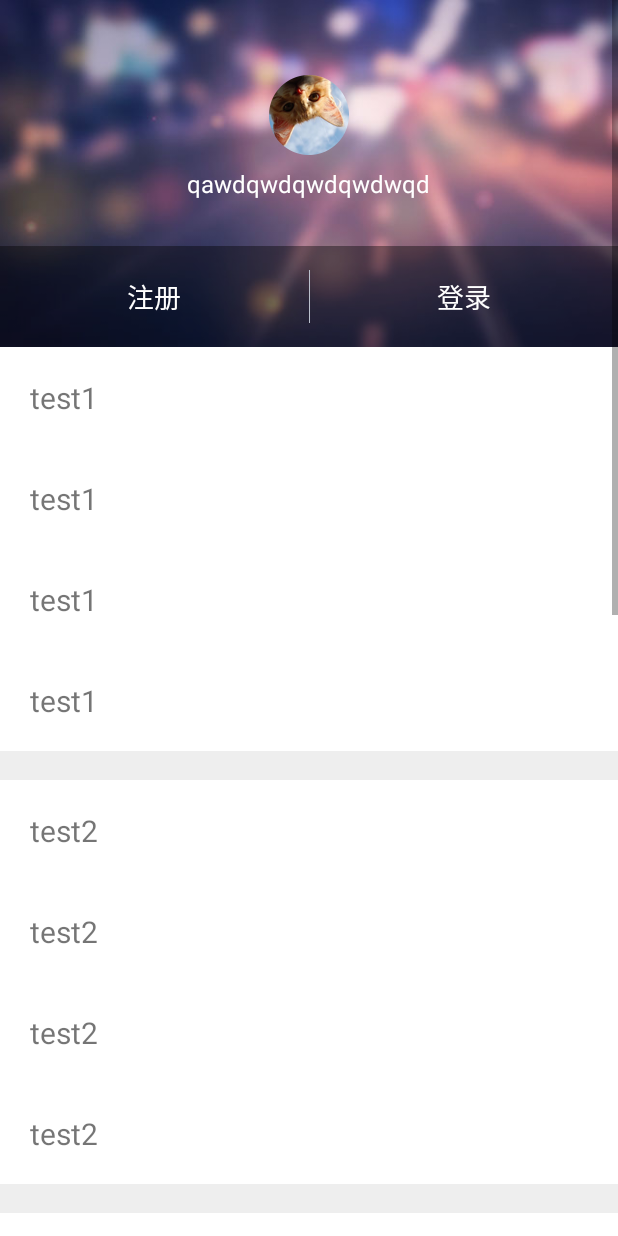
After one commit to zzhhz/VAE_ZZH, an Android app: the PullToZoomScrollViewActivity screen opened directly, with no data from a screen before it, on a phone screen of 412 x 824 dp. The commit adds this screen. Run offline under Robolectric (Android 15) with nearby library versions, the phone set to English and light mode, and no system bars.

Commit message:
zzh:PullToZoomScrollView实现，ListView不再做了，可以用RecyclerView实现ListView的效果

```diff
--- a/app/src/main/AndroidManifest.xml
+++ b/app/src/main/AndroidManifest.xml
@@ -40,7 +40,8 @@
         <activity android:name="com.zzh.player.MediaPlayerActivity" />
         <activity android:name="com.zzh.image.SelectImgActivity" />
         <activity android:name="com.zzh.qrc.QRCActivity" />
-        <activity android:name="com.zzh.zoom.RecyclerActivity"></activity>
+        <activity android:name="com.zzh.zoom.RecyclerActivity" />
+        <activity android:name="com.zzh.zoom.PullToZoomScrollViewActivity"></activity>
     </application>
 
 </manifest>
--- a/app/src/main/java/com/zzh/html5/activity/Html5Activity.java
+++ b/app/src/main/java/com/zzh/html5/activity/Html5Activity.java
@@ -87,7 +87,8 @@ public class Html5Activity extends BaseActivity {
          *
          * */
         webView.loadUrl("file:///android_asset/publish_good_info.html");
-
+        Log.e(TAG, "-----测试封装-----");
+        loge("-----测试封装2-----");
     }
 
     @Override
--- a/app/src/main/java/com/zzh/vae/MainActivity.java
+++ b/app/src/main/java/com/zzh/vae/MainActivity.java
@@ -14,7 +14,9 @@ import com.zzh.qrc.QRCActivity;
 import com.zzh.vae.activity.SlidingActivity;
 import com.zzh.vae.activity.SurfaceActivity;
 import com.zzh.vae.base.BaseActivity;
+import com.zzh.zoom.PullToZoomScrollViewActivity;
 import com.zzh.zoom.RecyclerActivity;
+import com.zzh.zoom.widget.PullToZoomScrollView;
 
 public class MainActivity extends BaseActivity {
 
@@ -50,6 +52,7 @@ public class MainActivity extends BaseActivity {
         findViewById(R.id.button4).setOnClickListener(this);
         findViewById(R.id.button5).setOnClickListener(this);
         findViewById(R.id.button6).setOnClickListener(this);
+        findViewById(R.id.button7).setOnClickListener(this);
     }
 
     @Override
@@ -103,6 +106,11 @@ public class MainActivity extends BaseActivity {
                 startActivity(intent6);
                 overridePendingTransition(android.R.anim.slide_in_left, android.R.anim.slide_out_right);
                 break;
+            case R.id.button7: //测试PullToZoomRecyclerView
+                Intent intent7 = new Intent(mContext, PullToZoomScrollViewActivity.class);
+                startActivity(intent7);
+                overridePendingTransition(android.R.anim.slide_in_left, android.R.anim.slide_out_right);
+                break;
 
         }
     }
--- a/app/src/main/java/com/zzh/vae/base/BaseActivity.java
+++ b/app/src/main/java/com/zzh/vae/base/BaseActivity.java
@@ -5,6 +5,8 @@ import android.os.Bundle;
 import android.os.Handler;
 import android.os.Message;
 import android.support.v7.app.AppCompatActivity;
+import android.text.TextUtils;
+import android.util.Log;
 import android.view.Gravity;
 import android.view.View;
 import android.widget.Toast;
@@ -20,6 +22,7 @@ import android.widget.Toast;
  * 给控件设置监听事件
  */
 public abstract class BaseActivity extends AppCompatActivity implements View.OnClickListener {
+    protected static String TAG;
     protected Context mContext;
     protected BaseHandler mHandler;
     protected Toast mToast;
@@ -27,6 +30,7 @@ public abstract class BaseActivity extends AppCompatActivity implements View.OnC
     @Override
     protected void onCreate(Bundle savedInstanceState) {
         super.onCreate(savedInstanceState);
+        TAG = this.getLocalClassName();
         mContext = this;
         mHandler = new BaseHandler();
     }
@@ -49,7 +53,7 @@ public abstract class BaseActivity extends AppCompatActivity implements View.OnC
     /**
      * 在子Activity中处理handler
      *
-     * @param msg
+     * @param msg 发送过来的msg
      */
     protected abstract void handlerMessage(Message msg);
 
@@ -63,7 +67,7 @@ public abstract class BaseActivity extends AppCompatActivity implements View.OnC
     /**
      * 显示的文字提示信息
      *
-     * @param str
+     * @param str 显示文字
      */
     protected void showMessage(String str) {
         if (mToast == null) {
@@ -74,4 +78,16 @@ public abstract class BaseActivity extends AppCompatActivity implements View.OnC
         }
         mToast.show();
     }
+
+    /***
+     * 记录日志
+     * @param msg 日志信息
+     */
+    protected void loge(String msg){
+        if (TextUtils.isEmpty(msg)) {
+            Log.e(TAG, "------null---");
+        } else {
+            Log.e(TAG, "------"+msg+"---");
+        }
+    }
 }
--- /dev/null
+++ b/app/src/main/java/com/zzh/zoom/PullToZoomScrollViewActivity.java
@@ -0,0 +1,81 @@
+package com.zzh.zoom;
+
+import android.os.Bundle;
+import android.os.Message;
+import android.util.DisplayMetrics;
+import android.util.Log;
+import android.view.LayoutInflater;
+import android.view.View;
+import android.widget.LinearLayout;
+
+import com.zzh.vae.R;
+import com.zzh.vae.base.BaseActivity;
+import com.zzh.zoom.widget.PullToZoomScrollView;
+
+public class PullToZoomScrollViewActivity extends BaseActivity {
+    PullToZoomScrollView scrollView;
+    @Override
+    protected void onCreate(Bundle savedInstanceState) {
+        super.onCreate(savedInstanceState);
+        setContentView(R.layout.activity_pull_to_zoom_scroll_view);
+        initView();
+
+    }
+
+    @Override
+    protected void initView() {
+        scrollView = (PullToZoomScrollView) findViewById(R.id.scroll_view);
+        View headView = LayoutInflater.from(this).inflate(R.layout.profile_head_view, null, false);
+        View zoomView = LayoutInflater.from(this).inflate(R.layout.profile_zoom_view, null, false);
+        View contentView = LayoutInflater.from(this).inflate(R.layout.profile_content_view, null, false);
+        scrollView.setHeaderView(headView);
+        scrollView.setZoomView(zoomView);
+        scrollView.setScrollContentView(contentView);
+        scrollView.getPullRootView().findViewById(R.id.tv_test1).setOnClickListener(new View.OnClickListener() {
+            @Override
+            public void onClick(View v) {
+                Log.e("zhuwenwu", "onClick -->");
+            }
+        });
+
+        scrollView.getPullRootView().findViewById(R.id.tv_test2).setOnClickListener(new View.OnClickListener() {
+            @Override
+            public void onClick(View v) {
+                Log.e("zhuwenwu", "onClick -->");
+            }
+        });
+
+        scrollView.getPullRootView().findViewById(R.id.tv_test3).setOnClickListener(new View.OnClickListener() {
+            @Override
+            public void onClick(View v) {
+                Log.e("zhuwenwu", "onClick -->");
+            }
+        });
+        DisplayMetrics localDisplayMetrics = new DisplayMetrics();
+        getWindowManager().getDefaultDisplay().getMetrics(localDisplayMetrics);
+        int mScreenHeight = localDisplayMetrics.heightPixels;
+        int mScreenWidth = localDisplayMetrics.widthPixels;
+        LinearLayout.LayoutParams localObject = new LinearLayout.LayoutParams(mScreenWidth, (int) (9.0F * (mScreenWidth / 16.0F)));
+        scrollView.setHeaderLayoutParams(localObject);
+    }
+
+    @Override
+    protected void initData() {
+
+    }
+
+    @Override
+    protected void initSetListener() {
+
+    }
+
+    @Override
+    protected void handlerMessage(Message msg) {
+
+    }
+
+    @Override
+    public void onClick(View v) {
+
+    }
+}
--- a/app/src/main/java/com/zzh/zoom/widget/PullToZoomScrollView.java
+++ b/app/src/main/java/com/zzh/zoom/widget/PullToZoomScrollView.java
@@ -131,7 +131,7 @@ public class PullToZoomScrollView extends PullToZoomBase<ScrollView> {
 
     @Override
     protected boolean isReadyForPullStart() {
-        return false;
+        return mRootView.getScrollY() == 0;
     }
 
     @Override
--- /dev/null
+++ b/app/src/main/res/layout/activity_pull_to_zoom_scroll_view.xml
@@ -0,0 +1,11 @@
+<?xml version="1.0" encoding="utf-8"?>
+<RelativeLayout xmlns:android="http://schemas.android.com/apk/res/android"
+    xmlns:tools="http://schemas.android.com/tools"
+    android:layout_width="match_parent"
+    android:layout_height="match_parent"
+    tools:context="com.zzh.zoom.PullToZoomScrollViewActivity">
+    <com.zzh.zoom.widget.PullToZoomScrollView
+        android:id="@+id/scroll_view"
+        android:layout_width="match_parent"
+        android:layout_height="match_parent" />
+</RelativeLayout>
--- a/app/src/main/res/layout/content_main.xml
+++ b/app/src/main/res/layout/content_main.xml
@@ -69,4 +69,13 @@
         android:layout_below="@+id/button5"
         android:layout_alignParentLeft="true"
         android:layout_alignParentStart="true" />
+
+    <Button
+        android:layout_width="wrap_content"
+        android:layout_height="wrap_content"
+        android:text="测试PullToZoomScrollView"
+        android:id="@+id/button7"
+        android:layout_below="@+id/button6"
+        android:layout_alignParentLeft="true"
+        android:layout_alignParentStart="true" />
 </RelativeLayout>
--- /dev/null
+++ b/app/src/main/res/layout/profile_content_view.xml
@@ -0,0 +1,190 @@
+<?xml version="1.0" encoding="utf-8"?>
+<LinearLayout xmlns:android="http://schemas.android.com/apk/res/android"
+    android:layout_width="match_parent"
+    android:layout_height="match_parent"
+    android:background="#ffffff"
+    android:orientation="vertical">
+
+    <TextView
+        android:id="@+id/tv_test1"
+        android:layout_width="match_parent"
+        android:layout_height="wrap_content"
+        android:gravity="center_vertical"
+        android:padding="20dp"
+        android:text="test1"
+        android:textSize="20sp" />
+
+    <TextView
+        android:id="@+id/tv_test2"
+        android:layout_width="match_parent"
+        android:layout_height="wrap_content"
+        android:gravity="center_vertical"
+        android:padding="20dp"
+        android:text="test1"
+        android:textSize="20sp" />
+
+    <TextView
+        android:id="@+id/tv_test3"
+        android:layout_width="match_parent"
+        android:layout_height="wrap_content"
+        android:gravity="center_vertical"
+        android:padding="20dp"
+        android:text="test1"
+        android:textSize="20sp" />
+
+    <TextView
+        android:layout_width="match_parent"
+        android:layout_height="wrap_content"
+        android:gravity="center_vertical"
+        android:padding="20dp"
+        android:text="test1"
+        android:textSize="20sp" />
+
+    <TextView
+        android:layout_width="match_parent"
+        android:layout_height="wrap_content"
+        android:background="#eeeeee" />
+
+    <TextView
+        android:layout_width="match_parent"
+        android:layout_height="wrap_content"
+        android:gravity="center_vertical"
+        android:padding="20dp"
+        android:text="test2"
+        android:textSize="20sp" />
+
+    <TextView
+        android:layout_width="match_parent"
+        android:layout_height="wrap_content"
+        android:gravity="center_vertical"
+        android:padding="20dp"
+        android:text="test2"
+        android:textSize="20sp" />
+
+    <TextView
+        android:layout_width="match_parent"
+        android:layout_height="wrap_content"
+        android:gravity="center_vertical"
+        android:padding="20dp"
+        android:text="test2"
+        android:textSize="20sp" />
+
+    <TextView
+        android:layout_width="match_parent"
+        android:layout_height="wrap_content"
+        android:gravity="center_vertical"
+        android:padding="20dp"
+        android:text="test2"
+        android:textSize="20sp" />
+
+    <TextView
+        android:layout_width="match_parent"
+        android:layout_height="wrap_content"
+        android:background="#eeeeee" />
+
+    <TextView
+        android:layout_width="match_parent"
+        android:layout_height="wrap_content"
+        android:gravity="center_vertical"
+        android:padding="20dp"
+        android:text="test3"
+        android:textSize="20sp" />
+
+    <TextView
+        android:layout_width="match_parent"
+        android:layout_height="wrap_content"
+        android:gravity="center_vertical"
+        android:padding="20dp"
+        android:text="test3"
+        android:textSize="20sp" />
+
+    <TextView
+        android:layout_width="match_parent"
+        android:layout_height="wrap_content"
+        android:gravity="center_vertical"
+        android:padding="20dp"
+        android:text="test3"
+        android:textSize="20sp" />
+
+    <TextView
+        android:layout_width="match_parent"
+        android:layout_height="wrap_content"
+        android:gravity="center_vertical"
+        android:padding="20dp"
+        android:text="test3"
+        android:textSize="20sp" />
+
+    <TextView
+        android:layout_width="match_parent"
+        android:layout_height="wrap_content"
+        android:background="#eeeeee" />
+
+    <TextView
+        android:layout_width="match_parent"
+        android:layout_height="wrap_content"
+        android:gravity="center_vertical"
+        android:padding="20dp"
+        android:text="test4"
+        android:textSize="20sp" />
+
+    <TextView
+        android:layout_width="match_parent"
+        android:layout_height="wrap_content"
+        android:gravity="center_vertical"
+        android:padding="20dp"
+        android:text="test4"
+        android:textSize="20sp" />
+
+    <TextView
+        android:layout_width="match_parent"
+        android:layout_height="wrap_content"
+        android:gravity="center_vertical"
+        android:padding="20dp"
+        android:text="test4"
+        android:textSize="20sp" />
+
+    <TextView
+        android:layout_width="match_parent"
+        android:layout_height="wrap_content"
+        android:gravity="center_vertical"
+        android:padding="20dp"
+        android:text="test4"
+        android:textSize="20sp" />
+
+    <TextView
+        android:layout_width="match_parent"
+        android:layout_height="wrap_content"
+        android:background="#eeeeee" />
+
+    <TextView
+        android:layout_width="match_parent"
+        android:layout_height="wrap_content"
+        android:gravity="center_vertical"
+        android:padding="20dp"
+        android:text="test5"
+        android:textSize="20sp" />
+
+    <TextView
+        android:layout_width="match_parent"
+        android:layout_height="wrap_content"
+        android:gravity="center_vertical"
+        android:padding="20dp"
+        android:text="test5"
+        android:textSize="20sp" />
+
+    <TextView
+        android:layout_width="match_parent"
+        android:layout_height="wrap_content"
+        android:gravity="center_vertical"
+        android:padding="20dp"
+        android:text="test5"
+        android:textSize="20sp" />
+
+    <TextView
+        android:layout_width="match_parent"
+        android:layout_height="wrap_content"
+        android:gravity="center_vertical"
+        android:padding="20dp"
+        android:text="test5"
+        android:textSize="20sp" />
+</LinearLayout>
--- /dev/null
+++ b/app/src/main/res/layout/profile_zoom_view.xml
@@ -0,0 +1,9 @@
+<?xml version="1.0" encoding="utf-8"?>
+<ImageView xmlns:android="http://schemas.android.com/apk/res/android"
+    android:id="@+id/iv_zoom"
+    android:layout_width="match_parent"
+    android:layout_height="match_parent"
+    android:src="@mipmap/ic_img_profile_bg"
+    android:scaleType="centerCrop"
+    android:layout_gravity="center_horizontal"
+    android:contentDescription="@string/app_name" />
--- a/app/src/main/res/values-w820dp/ids.xml
+++ /dev/null
@@ -1,4 +0,0 @@
-<?xml version="1.0" encoding="utf-8"?>
-<resources>
-    <item type="id" name="scrollview"/>
-</resources>
```
